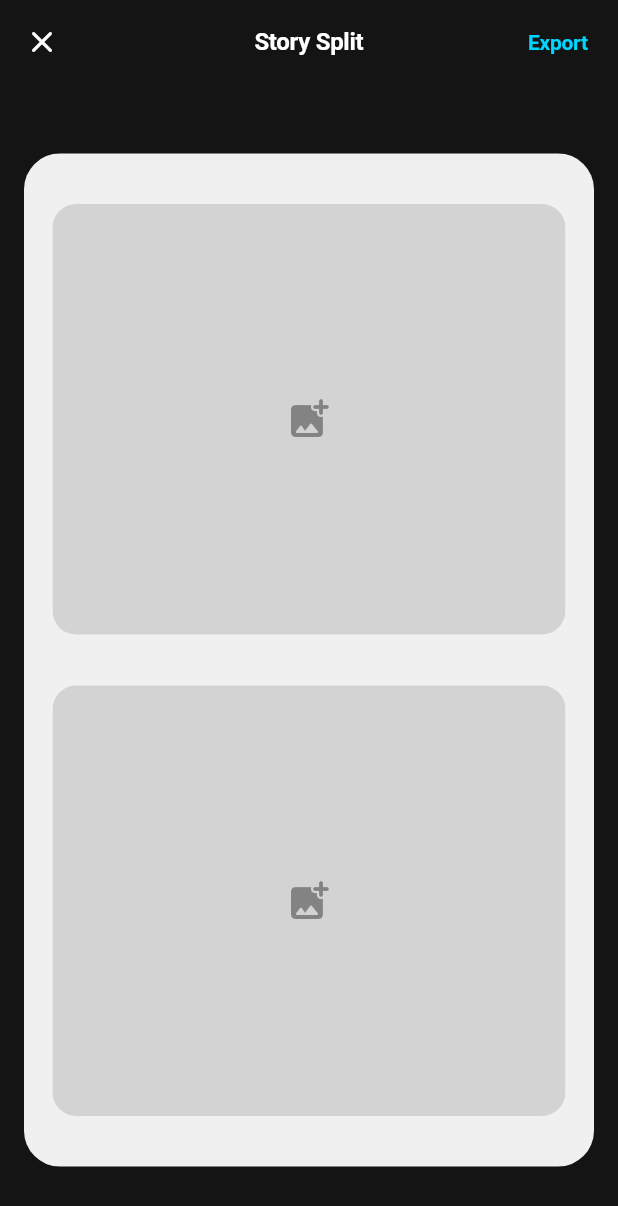
After one commit to kaustabh-das/flowgram, a Flutter app: the StoryEditorScreen screen opened by its route, on a phone screen of 412 x 824 dp. The commit adds this screen. Shown: the top 1206 px of the screen. Run offline on Flutter 3.47's test engine with Material 3 defaults, Android fonts, the phone set to English and light mode, and no system bars; our stand-ins replace flutter_image_compress, flutter_riverpod, go_router, google_fonts, hive_flutter, image_picker and 2 more; missing offline and left inert: colorfilter_generator; accounts and stored records are empty; network calls fail.

Commit message:
feat: implement scrl-style collage & story templates module

```diff
--- a/lib/app/router/app_router.dart
+++ b/lib/app/router/app_router.dart
@@ -5,6 +5,7 @@ import 'package:flutter_riverpod/flutter_riverpod.dart';
 import '../../features/home/presentation/home_screen.dart';
 import '../../features/editor/presentation/editor_screen.dart';
 import '../../features/templates/presentation/templates_screen.dart';
+import '../../features/templates/presentation/story_editor_screen.dart';
 import '../shell/app_shell.dart';
 
 // ── Route paths ──────────────────────────────────────────────────────────────
@@ -12,6 +13,7 @@ abstract class AppRoutes {
   static const home      = '/';
   static const editor    = '/editor';
   static const templates = '/templates';
+  static const storyEditor = '/story_editor';
   // Legacy – keeping gallery accessible but not in bottom nav
   static const gallery   = '/gallery';
 }
@@ -66,6 +68,19 @@ final appRouterProvider = Provider<GoRouter>((ref) {
           ),
         ],
       ),
+      GoRoute(
+        path: AppRoutes.storyEditor,
+        pageBuilder: (context, state) {
+          return CustomTransitionPage(
+            child: StoryEditorScreen(
+              layoutId: (state.uri.queryParameters['layoutId'] ?? 'story_split'),
+            ),
+            transitionsBuilder: (context, animation, secondaryAnimation, child) {
+              return FadeTransition(opacity: animation, child: child);
+            },
+          );
+        },
+      ),
     ],
     errorBuilder: (context, state) => Scaffold(
       body: Center(
--- /dev/null
+++ b/lib/features/templates/domain/collage_layout.dart
@@ -0,0 +1,65 @@
+import 'package:flutter/material.dart';
+
+/// Defines the geometry for a single image slot within a collage template.
+/// The [left], [top], [width], and [height] are relative values from 0.0 to 1.0
+/// defining percentage-based layout dimensions against the parent collage container.
+class CollageSlot {
+  const CollageSlot({
+    required this.id,
+    required this.left,
+    required this.top,
+    required this.width,
+    required this.height,
+  });
+
+  final String id;
+  final double left;
+  final double top;
+  final double width;
+  final double height;
+}
+
+/// Defines the master layout configuration for a collage.
+class CollageLayout {
+  const CollageLayout({
+    required this.id,
+    required this.name,
+    required this.aspectRatio,
+    required this.slots,
+    this.backgroundColor = Colors.white,
+  });
+
+  final String id;
+  final String name;
+  final double aspectRatio; // e.g. 9/16 for Instagram story
+  final List<CollageSlot> slots;
+  final Color backgroundColor;
+}
+
+/// Pre-seeded layouts
+class StandardLayouts {
+  static const CollageLayout storySplit = CollageLayout(
+    id: 'story_split',
+    name: 'Story Split',
+    aspectRatio: 9 / 16,
+    backgroundColor: Color(0xFFF0F0F0),
+    slots: [
+      CollageSlot(id: 's1', left: 0.05, top: 0.05, width: 0.9, height: 0.425),
+      CollageSlot(id: 's2', left: 0.05, top: 0.525, width: 0.9, height: 0.425),
+    ],
+  );
+
+  static const CollageLayout storyFilmStrip = CollageLayout(
+    id: 'story_filmstrip',
+    name: 'Film Strip',
+    aspectRatio: 9 / 16,
+    backgroundColor: Color(0xFF141414),
+    slots: [
+      CollageSlot(id: 's1', left: 0.1, top: 0.1, width: 0.8, height: 0.23),
+      CollageSlot(id: 's2', left: 0.1, top: 0.38, width: 0.8, height: 0.23),
+      CollageSlot(id: 's3', left: 0.1, top: 0.66, width: 0.8, height: 0.23),
+    ],
+  );
+
+  static const List<CollageLayout> all = [storySplit, storyFilmStrip];
+}
--- /dev/null
+++ b/lib/features/templates/presentation/story_editor_screen.dart
@@ -0,0 +1,183 @@
+import 'dart:io';
+import 'dart:ui' as ui;
+import 'package:flutter/material.dart';
+import 'package:flutter/rendering.dart';
+import 'package:flutter_riverpod/flutter_riverpod.dart';
+import 'package:go_router/go_router.dart';
+
+import '../../../app/theme/app_colors.dart';
+import '../../../core/services/image_picker_service.dart';
+import '../domain/collage_layout.dart';
+import 'state/story_editor_state.dart';
+
+class StoryEditorScreen extends ConsumerStatefulWidget {
+  const StoryEditorScreen({super.key, required this.layoutId});
+
+  final String layoutId;
+
+  @override
+  ConsumerState<StoryEditorScreen> createState() => _StoryEditorScreenState();
+}
+
+class _StoryEditorScreenState extends ConsumerState<StoryEditorScreen> {
+  final GlobalKey _boundaryKey = GlobalKey();
+  late final CollageLayout _layout;
+
+  @override
+  void initState() {
+    super.initState();
+    _layout = StandardLayouts.all.firstWhere(
+      (l) => l.id == widget.layoutId,
+      orElse: () => StandardLayouts.storySplit,
+    );
+  }
+
+  Future<void> _exportCollage() async {
+    try {
+      final boundary = _boundaryKey.currentContext?.findRenderObject() as RenderRepaintBoundary?;
+      if (boundary == null) return;
+
+      // Unfocus / deselect visually if any UI elements overlay the canvas.
+      // E.g., we'll ensure placeholders don't show when exporting.
+      // For a truly clean export, you'd toggle a state, delay, then capture.
+      final ui.Image image = await boundary.toImage(pixelRatio: 3.0);
+
+      // In a full app, you would save it via gallery_saver or similar.
+      // For this step, we simply show a success snackbar since the user
+      // only requested the export boundary to be functional.
+      if (mounted) {
+        ScaffoldMessenger.of(context).showSnackBar(
+          const SnackBar(content: Text('Collage successfully captured!')),
+        );
+      }
+    } catch (e) {
+      if (mounted) {
+        ScaffoldMessenger.of(context).showSnackBar(
+          SnackBar(content: Text('Failed to capture collage: $e')),
+        );
+      }
+    }
+  }
+
+  @override
+  Widget build(BuildContext context) {
+    return Scaffold(
+      backgroundColor: const Color(0xFF141414),
+      appBar: AppBar(
+        backgroundColor: Colors.transparent,
+        elevation: 0,
+        leading: IconButton(
+          icon: const Icon(Icons.close_rounded, color: Colors.white),
+          onTap: () => context.pop(),
+        ),
+        title: Text(
+          _layout.name,
+          style: const TextStyle(color: Colors.white, fontWeight: FontWeight.bold, fontSize: 16),
+        ),
+        actions: [
+          TextButton(
+            onPressed: _exportCollage,
+            child: const Text('Export', style: TextStyle(color: AppColors.accentCyan)),
+          ),
+          const SizedBox(width: 8),
+        ],
+      ),
+      body: Center(
+        child: Padding(
+          padding: const EdgeInsets.symmetric(horizontal: 16, vertical: 24),
+          child: AspectRatio(
+            aspectRatio: _layout.aspectRatio,
+            child: RepaintBoundary(
+              key: _boundaryKey,
+              child: ClipRRect(
+                borderRadius: BorderRadius.circular(24),
+                child: Container(
+                  color: _layout.backgroundColor,
+                  child: LayoutBuilder(
+                    builder: (context, constraints) {
+                      return Stack(
+                        children: _layout.slots.map((slot) {
+                          return _CollageSlotWidget(
+                            slot: slot,
+                            canvasSize: Size(constraints.maxWidth, constraints.maxHeight),
+                          );
+                        }).toList(),
+                      );
+                    },
+                  ),
+                ),
+              ),
+            ),
+          ),
+        ),
+      ),
+    );
+  }
+}
+
+class _CollageSlotWidget extends ConsumerWidget {
+  const _CollageSlotWidget({
+    required this.slot,
+    required this.canvasSize,
+  });
+
+  final CollageSlot slot;
+  final Size canvasSize;
+
+  @override
+  Widget build(BuildContext context, WidgetRef ref) {
+    final state = ref.watch(storyEditorProvider);
+    final slotData = state.slots[slot.id];
+
+    // Absolute dimensions on the canvas
+    final absoluteWidth = canvasSize.width * slot.width;
+    final absoluteHeight = canvasSize.height * slot.height;
+
+    return Positioned(
+      left: canvasSize.width * slot.left,
+      top: canvasSize.height * slot.top,
+      width: absoluteWidth,
+      height: absoluteHeight,
+      child: GestureDetector(
+        onScaleUpdate: (details) {
+          if (slotData?.imagePath == null) return;
+          ref.read(storyEditorProvider.notifier).updateTransform(
+            slot.id,
+            details.focalPointDelta,
+            details.scale,
+          );
+        },
+        onTap: () async {
+          if (slotData?.imagePath == null) {
+            final result = await ref.read(imagePickerServiceProvider).pickFromGallery();
+            if (result is PickSuccess) {
+              ref.read(storyEditorProvider.notifier).setImage(slot.id, result.file.path);
+            }
+          }
+        },
+        child: ClipRRect(
+          borderRadius: BorderRadius.circular(16),
+          child: Container(
+            color: Colors.black12,
+            child: slotData?.imagePath != null
+                ? SizedBox.expand(
+                    child: Transform.translate(
+                      offset: slotData!.offset,
+                      child: Transform.scale(
+                        scale: slotData.scale,
+                        child: Image.file(
+                          File(slotData.imagePath!),
+                          fit: BoxFit.cover,
+                        ),
+                      ),
+                    ),
+                  )
+                : const Center(
+                    child: Icon(Icons.add_photo_alternate_rounded, color: Colors.black38, size: 32),
+                  ),
+          ),
+        ),
+      ),
+    );
+  }
+}
--- a/lib/features/templates/presentation/templates_screen.dart
+++ b/lib/features/templates/presentation/templates_screen.dart
@@ -159,7 +159,13 @@ class _TemplatesScreenState extends State<TemplatesScreen>
               opacity: _fadeCtrl,
               child: _TemplateGrid(
                 templates: _filtered,
-                onUse: (template) => context.go(AppRoutes.editor),
+                onUse: (template) {
+                  // For demonstration, map 'Cinematic Noir' to filmstrip, else split.
+                  final layoutId = template.name == 'Cinematic Noir'
+                      ? 'story_filmstrip'
+                      : 'story_split';
+                  context.push('${AppRoutes.storyEditor}?layoutId=$layoutId');
+                },
               ),
             ),
           ),
```
Also changed, not shown: lib/features/templates/presentation/state/story_editor_state.dart (added, +86 -0 lines).
